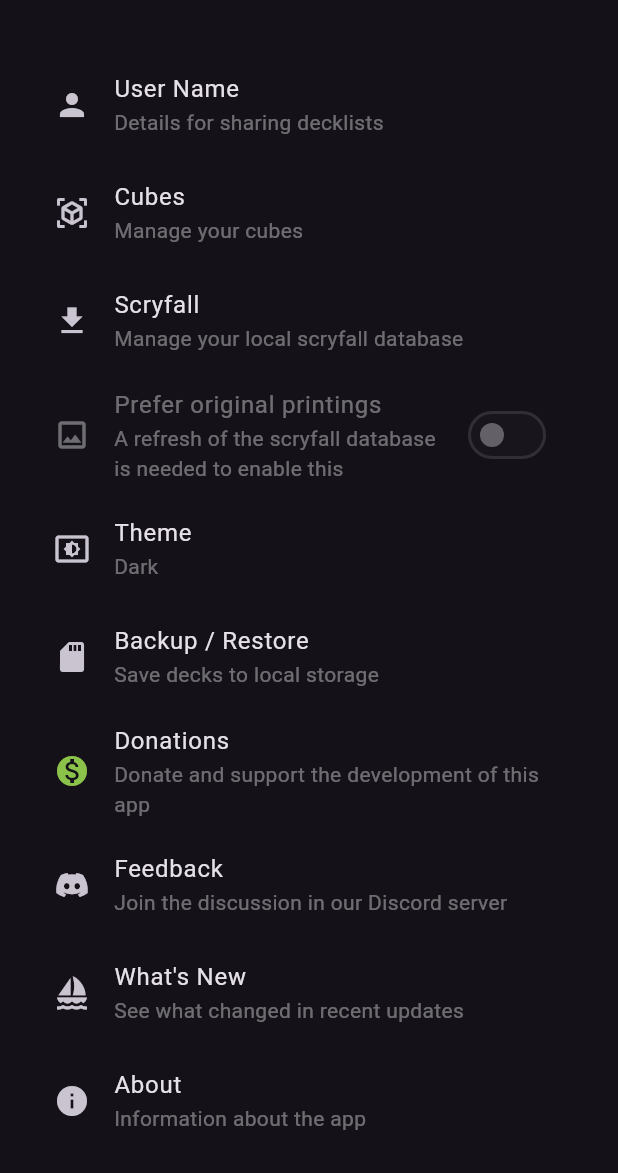
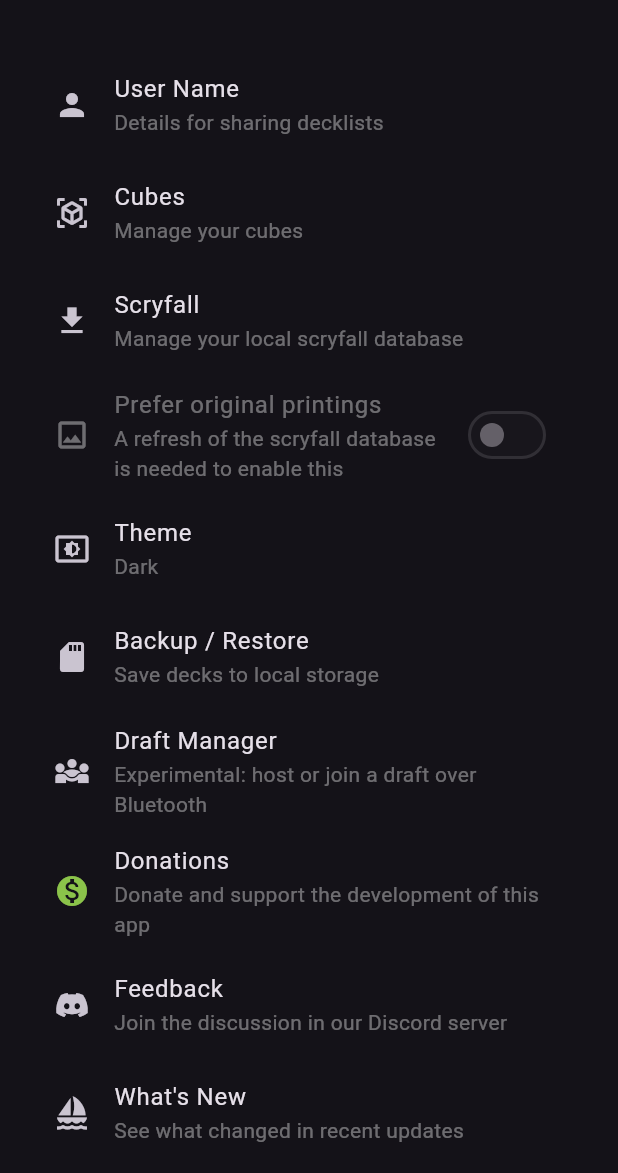
Before and after one commit to dorianbrown/snapdrafter, a Flutter app: the Settings screen opened directly, on a phone screen of 412 x 824 dp, the part 63-1236 px from its top. Run offline on Flutter 3.47's test engine with Material 3 defaults, Android fonts, the phone set to English and light mode, and no system bars; our stand-ins replace camera, dio, file_picker, fl_chart, flutter_expandable_fab, flutter_local_notifications and 9 more; missing offline and left inert: camerawesome, flutter_donation_buttons, flutter_litert, flutter_sharing_intent, fuzzywuzzy, google_mlkit_text_recognition and 2 more; accounts and stored records are empty; statements that could not run were skipped; project files that could hold a hidden picture were left out.

Commit message:
Move Draft Manager to settings

```diff
--- a/lib/screens/settings.dart
+++ b/lib/screens/settings.dart
@@ -15,6 +15,7 @@
 // import 'settings/help.dart'; // TODO: restore when Help screen is re-enabled
 import 'settings/donations.dart';
 import 'settings/changelog_screen.dart';
+import 'draft/draft_lobby.dart';
 import '/utils/theme_notifier.dart';
 import '/utils/card_art.dart';
 import '/utils/route_observer.dart';
@@ -265,6 +266,20 @@
                 );
               },
             ),
+            ListTile(
+              title: Text("Draft Manager"),
+              leading: Icon(Icons.diversity_3),
+              subtitle: Text(
+                "Experimental: host or join a draft over Bluetooth",
+                style: subtitleColor,
+              ),
+              onTap: () {
+                Navigator.push(
+                  context,
+                  MaterialPageRoute(builder: (context) => DraftLobbyScreen()),
+                );
+              },
+            ),
             // ListTile(
             //   title: Text("Help"),
             //   leading: Icon(Icons.question_mark),
```
Also changed, not shown: lib/screens/decks_overview.dart (+0 -7 lines).
